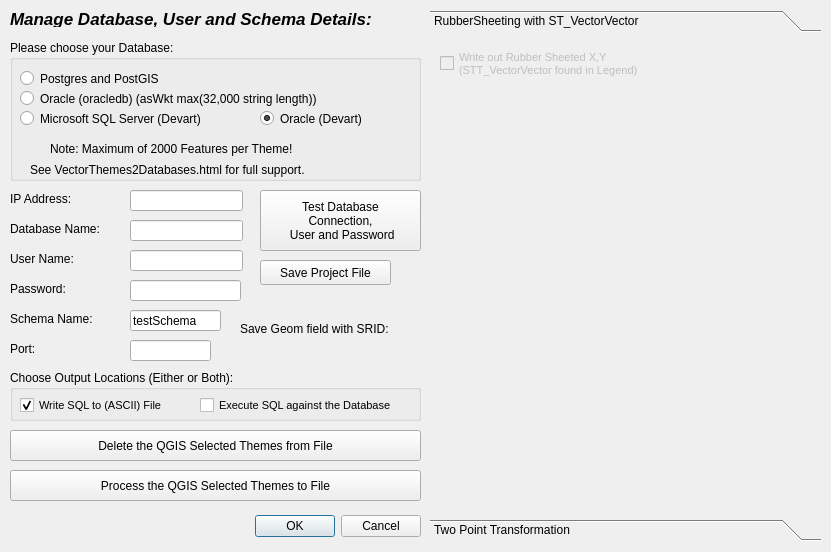
This is RubberSheetingEtc_dialog_base.ui in SpatialTapestry/QGIS-Plugin---RubberSheeting as Qt 5 draws it before an edit. The edited form follows.
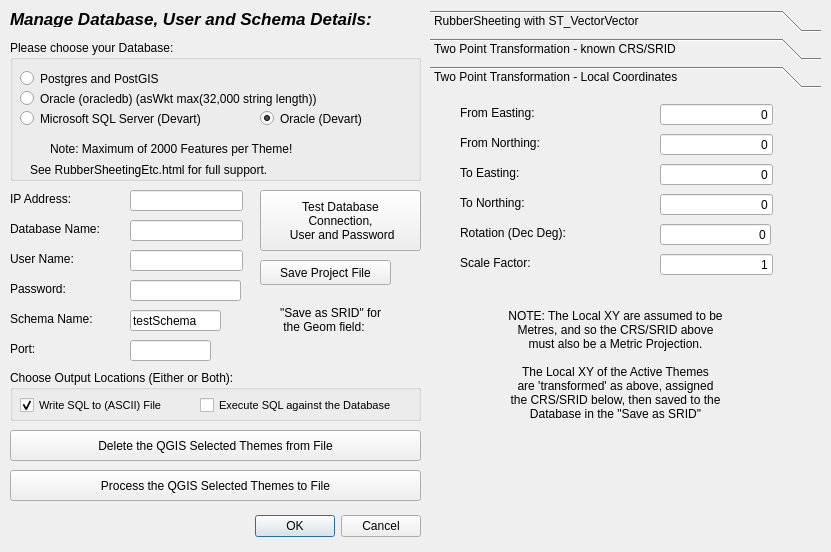
This is the edited form. The open tabs and pages were chosen to show the change. Custom widgets are drawn as their Qt base class.

What changed in the file:
```diff
--- a/RubberSheetingEtc_dialog_base.ui
+++ b/RubberSheetingEtc_dialog_base.ui
@@ -277,7 +277,7 @@
      </rect>
     </property>
     <property name="text">
-     <string>See VectorThemes2Databases.html for full support.</string>
+     <string>See RubberSheetingEtc.html for full support.</string>
     </property>
    </widget>
   </widget>
@@ -325,14 +325,15 @@
   <widget class="QLabel" name="label_8">
    <property name="geometry">
     <rect>
-     <x>240</x>
-     <y>320</y>
-     <width>181</width>
-     <height>17</height>
+     <x>280</x>
+     <y>299</y>
+     <width>141</width>
+     <height>41</height>
     </rect>
    </property>
    <property name="text">
-    <string>Save Geom field with SRID:</string>
+    <string>&quot;Save as SRID&quot; for 
+ the Geom field:</string>
    </property>
   </widget>
   <widget class="QLabel" name="label_5">
@@ -471,7 +472,7 @@
       <x>0</x>
       <y>0</y>
       <width>391</width>
-      <height>469</height>
+      <height>438</height>
      </rect>
     </property>
     <attribute name="label">
@@ -512,7 +513,7 @@
      </rect>
     </property>
     <attribute name="label">
-     <string>Two Point Transformation</string>
+     <string>Two Point Transformation - known CRS/SRID</string>
     </attribute>
     <widget class="QLabel" name="label_13">
      <property name="geometry">
@@ -719,7 +720,268 @@
       </rect>
      </property>
      <property name="text">
-      <string>X and Y are in the &quot;save as&quot; SRID!</string>
+      <string>X and Y above are in the &quot;Save as SRID&quot;!</string>
+     </property>
+     <property name="alignment">
+      <set>Qt::AlignCenter</set>
+     </property>
+    </widget>
+    <widget class="QLabel" name="label_20">
+     <property name="geometry">
+      <rect>
+       <x>40</x>
+       <y>230</y>
+       <width>271</width>
+       <height>51</height>
+      </rect>
+     </property>
+     <property name="text">
+      <string>NOTE: Selected Themes MUST have 
+defined  CRS/SRID/EPSG.</string>
+     </property>
+     <property name="alignment">
+      <set>Qt::AlignCenter</set>
+     </property>
+    </widget>
+   </widget>
+   <widget class="QWidget" name="page_3">
+    <property name="geometry">
+     <rect>
+      <x>0</x>
+      <y>0</y>
+      <width>391</width>
+      <height>438</height>
+     </rect>
+    </property>
+    <attribute name="label">
+     <string>Two Point Transformation - Local Coordinates</string>
+    </attribute>
+    <widget class="QLineEdit" name="tb_RotnDecDeg_2">
+     <property name="geometry">
+      <rect>
+       <x>230</x>
+       <y>130</y>
+       <width>111</width>
+       <height>21</height>
+      </rect>
+     </property>
+     <property name="text">
+      <string>0</string>
+     </property>
+     <property name="maxLength">
+      <number>10</number>
+     </property>
+     <property name="alignment">
+      <set>Qt::AlignRight|Qt::AlignTrailing|Qt::AlignVCenter</set>
+     </property>
+    </widget>
+    <widget class="QLineEdit" name="tb_ScaleFactor_2">
+     <property name="geometry">
+      <rect>
+       <x>230</x>
+       <y>160</y>
+       <width>113</width>
+       <height>21</height>
+      </rect>
+     </property>
+     <property name="text">
+      <string>1</string>
+     </property>
+     <property name="maxLength">
+      <number>32</number>
+     </property>
+     <property name="alignment">
+      <set>Qt::AlignRight|Qt::AlignTrailing|Qt::AlignVCenter</set>
+     </property>
+    </widget>
+    <widget class="QLabel" name="label_22">
+     <property name="geometry">
+      <rect>
+       <x>30</x>
+       <y>40</y>
+       <width>181</width>
+       <height>17</height>
+      </rect>
+     </property>
+     <property name="text">
+      <string>From Northing:</string>
+     </property>
+    </widget>
+    <widget class="QLabel" name="label_23">
+     <property name="geometry">
+      <rect>
+       <x>40</x>
+       <y>190</y>
+       <width>291</width>
+       <height>161</height>
+      </rect>
+     </property>
+     <property name="text">
+      <string>NOTE: The Local XY are assumed to be
+Metres, and so the CRS/SRID above
+must also be a Metric Projection.
+
+The Local XY of the Active Themes
+are 'transformed' as above, assigned
+the CRS/SRID below, then saved to the 
+Database in the &quot;Save as SRID&quot;</string>
+     </property>
+     <property name="alignment">
+      <set>Qt::AlignCenter</set>
+     </property>
+    </widget>
+    <widget class="QLabel" name="label_24">
+     <property name="geometry">
+      <rect>
+       <x>30</x>
+       <y>10</y>
+       <width>181</width>
+       <height>17</height>
+      </rect>
+     </property>
+     <property name="text">
+      <string>From Easting:</string>
+     </property>
+    </widget>
+    <widget class="QLineEdit" name="tb_FromN_2">
+     <property name="geometry">
+      <rect>
+       <x>230</x>
+       <y>40</y>
+       <width>113</width>
+       <height>21</height>
+      </rect>
+     </property>
+     <property name="text">
+      <string>0</string>
+     </property>
+     <property name="maxLength">
+      <number>32</number>
+     </property>
+     <property name="alignment">
+      <set>Qt::AlignRight|Qt::AlignTrailing|Qt::AlignVCenter</set>
+     </property>
+    </widget>
+    <widget class="QLineEdit" name="tb_ToN_2">
+     <property name="geometry">
+      <rect>
+       <x>230</x>
+       <y>100</y>
+       <width>113</width>
+       <height>21</height>
+      </rect>
+     </property>
+     <property name="text">
+      <string>0</string>
+     </property>
+     <property name="maxLength">
+      <number>32</number>
+     </property>
+     <property name="alignment">
+      <set>Qt::AlignRight|Qt::AlignTrailing|Qt::AlignVCenter</set>
+     </property>
+    </widget>
+    <widget class="QLabel" name="label_25">
+     <property name="geometry">
+      <rect>
+       <x>30</x>
+       <y>100</y>
+       <width>181</width>
+       <height>17</height>
+      </rect>
+     </property>
+     <property name="text">
+      <string>To Northing:</string>
+     </property>
+    </widget>
+    <widget class="QLabel" name="label_26">
+     <property name="geometry">
+      <rect>
+       <x>30</x>
+       <y>130</y>
+       <width>141</width>
+       <height>17</height>
+      </rect>
+     </property>
+     <property name="text">
+      <string>Rotation (Dec Deg):</string>
+     </property>
+    </widget>
+    <widget class="QLabel" name="label_27">
+     <property name="geometry">
+      <rect>
+       <x>30</x>
+       <y>70</y>
+       <width>181</width>
+       <height>17</height>
+      </rect>
+     </property>
+     <property name="text">
+      <string>To Easting:</string>
+     </property>
+    </widget>
+    <widget class="QLineEdit" name="tb_FromE_2">
+     <property name="geometry">
+      <rect>
+       <x>230</x>
+       <y>10</y>
+       <width>113</width>
+       <height>21</height>
+      </rect>
+     </property>
+     <property name="layoutDirection">
+      <enum>Qt::LeftToRight</enum>
+     </property>
+     <property name="text">
+      <string>0</string>
+     </property>
+     <property name="maxLength">
+      <number>32</number>
+     </property>
+     <property name="alignment">
+      <set>Qt::AlignRight|Qt::AlignTrailing|Qt::AlignVCenter</set>
+     </property>
+    </widget>
+    <widget class="QLabel" name="label_28">
+     <property name="geometry">
+      <rect>
+       <x>30</x>
+       <y>160</y>
+       <width>111</width>
+       <height>17</height>
+      </rect>
+     </property>
+     <property name="text">
+      <string>Scale Factor:</string>
+     </property>
+    </widget>
+    <widget class="QLineEdit" name="tb_ToE_2">
+     <property name="geometry">
+      <rect>
+       <x>230</x>
+       <y>70</y>
+       <width>113</width>
+       <height>21</height>
+      </rect>
+     </property>
+     <property name="text">
+      <string>0</string>
+     </property>
+     <property name="maxLength">
+      <number>32</number>
+     </property>
+     <property name="alignment">
+      <set>Qt::AlignRight|Qt::AlignTrailing|Qt::AlignVCenter</set>
+     </property>
+    </widget>
+    <widget class="QgsProjectionSelectionWidget" name="mQgsProjectionSelectionWidget_LclXY">
+     <property name="geometry">
+      <rect>
+       <x>90</x>
+       <y>360</y>
+       <width>191</width>
+       <height>27</height>
+      </rect>
      </property>
     </widget>
    </widget>
```
Left out of the diff: 8 changed lines with no effect on the pictures.
